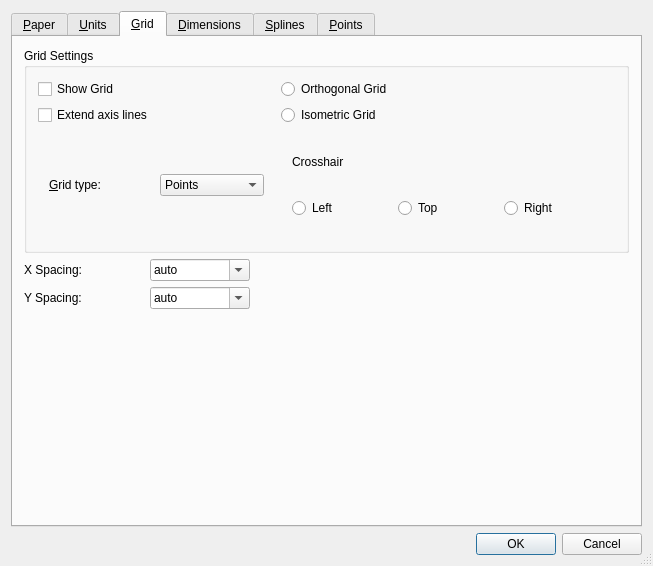
The window that librecad/src/ui/dialogs/settings/options_drawing/qg_dlgoptionsdrawing.ui (LibreCAD/LibreCAD) describes before a commit, drawn with Qt 5.
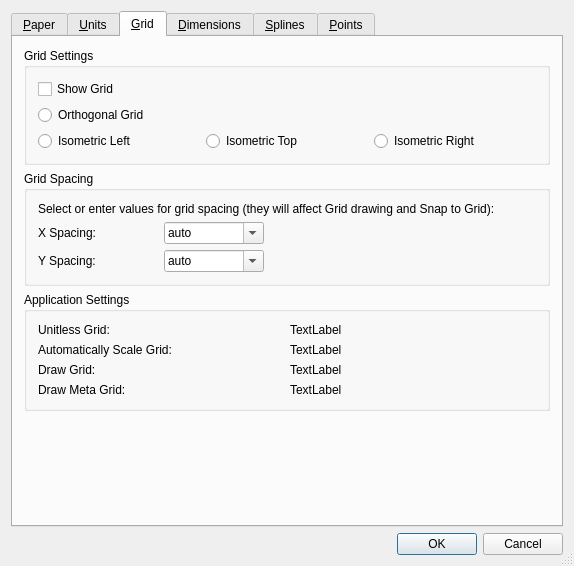
The same window after the commit. Icons and pictures are not drawn. Custom widgets are drawn as their Qt base class.

Commit message: Status bar, grids, options, version check, fixes (#1901)

Diff of the .ui file:
```diff
--- a/librecad/src/ui/dialogs/settings/options_drawing/qg_dlgoptionsdrawing.ui
+++ b/librecad/src/ui/dialogs/settings/options_drawing/qg_dlgoptionsdrawing.ui
@@ -6,8 +6,8 @@
    <rect>
     <x>0</x>
     <y>0</y>
-    <width>653</width>
-    <height>556</height>
+    <width>556</width>
+    <height>551</height>
    </rect>
   </property>
   <property name="windowTitle">
@@ -570,7 +570,7 @@
        <string>&amp;Grid</string>
       </attribute>
       <layout class="QGridLayout" name="gridLayout_9">
-       <item row="0" column="0" colspan="2">
+       <item row="0" column="0" rowspan="2" colspan="2">
         <widget class="QGroupBox" name="bgGrid">
          <property name="minimumSize">
           <size>
@@ -582,85 +582,58 @@
           <string>Grid Settings</string>
          </property>
          <layout class="QGridLayout" name="gridLayout_7">
-          <item row="0" column="0">
-           <widget class="QCheckBox" name="cbGridOn">
-            <property name="text">
-             <string>Show Grid</string>
+          <item row="3" column="2">
+           <widget class="QRadioButton" name="rbIsoRight">
+            <property name="sizePolicy">
+             <sizepolicy hsizetype="Preferred" vsizetype="Preferred">
+              <horstretch>0</horstretch>
+              <verstretch>0</verstretch>
+             </sizepolicy>
             </property>
-           </widget>
-          </item>
-          <item row="1" column="0">
-           <widget class="QCheckBox" name="cbExtendAxisLines">
+            <property name="minimumSize">
+             <size>
+              <width>80</width>
+              <height>0</height>
+             </size>
+            </property>
+            <property name="toolTip">
+             <string>Right crosshair with isometric grid</string>
+            </property>
             <property name="text">
-             <string>Extend axis lines</string>
+             <string>Isometric Right</string>
             </property>
            </widget>
           </item>
-          <item row="2" column="0">
-           <widget class="QWidget" name="widgetGrid" native="true">
+          <item row="3" column="0">
+           <widget class="QRadioButton" name="rbIsoLeft">
             <property name="sizePolicy">
-             <sizepolicy hsizetype="MinimumExpanding" vsizetype="MinimumExpanding">
+             <sizepolicy hsizetype="Minimum" vsizetype="Preferred">
               <horstretch>0</horstretch>
               <verstretch>0</verstretch>
              </sizepolicy>
             </property>
             <property name="minimumSize">
              <size>
-              <width>0</width>
+              <width>80</width>
               <height>0</height>
              </size>
             </property>
-            <property name="maximumSize">
-             <size>
-              <width>16777215</width>
-              <height>16777215</height>
-             </size>
+            <property name="toolTip">
+             <string>Left crosshair with isometric grid</string>
             </property>
-            <layout class="QGridLayout" name="gridLayout_12">
-             <item row="0" column="0">
-              <widget class="QLabel" name="lGridType">
-               <property name="text">
-                <string>&amp;Grid type:</string>
-               </property>
-               <property name="wordWrap">
-                <bool>false</bool>
-               </property>
-               <property name="buddy">
-                <cstring>cbGridType</cstring>
-               </property>
-              </widget>
-             </item>
-             <item row="0" column="1">
-              <widget class="QComboBox" name="cbGridType">
-               <property name="minimumSize">
-                <size>
-                 <width>100</width>
-                 <height>0</height>
-                </size>
-               </property>
-               <property name="editable">
-                <bool>false</bool>
-               </property>
-               <property name="currentIndex">
-                <number>0</number>
-               </property>
-               <item>
-                <property name="text">
-                 <string>Points</string>
-                </property>
-               </item>
-               <item>
-                <property name="text">
-                 <string>Lines</string>
-                </property>
-               </item>
-              </widget>
-             </item>
-            </layout>
+            <property name="text">
+             <string>Isometric Left</string>
+            </property>
            </widget>
           </item>
-          <item row="0" column="1">
+          <item row="2" column="0" colspan="3">
            <widget class="QRadioButton" name="rbOrthogonalGrid">
+            <property name="minimumSize">
+             <size>
+              <width>80</width>
+              <height>0</height>
+             </size>
+            </property>
             <property name="toolTip">
              <string>Use orthogonal grid</string>
             </property>
@@ -672,245 +645,39 @@
             </property>
            </widget>
           </item>
-          <item row="1" column="1">
-           <widget class="QRadioButton" name="rbIsometricGrid">
-            <property name="toolTip">
-             <string>Use isometric grid</string>
-            </property>
+          <item row="1" column="0" colspan="2">
+           <widget class="QCheckBox" name="cbGridOn">
             <property name="text">
-             <string>Isometric Grid</string>
-            </property>
-            <property name="autoExclusive">
-             <bool>false</bool>
+             <string>Show Grid</string>
             </property>
            </widget>
           </item>
-          <item row="2" column="1">
-           <widget class="QWidget" name="widgetCrosshair" native="true">
+          <item row="3" column="1">
+           <widget class="QRadioButton" name="rbIsoTop">
             <property name="sizePolicy">
-             <sizepolicy hsizetype="MinimumExpanding" vsizetype="Minimum">
+             <sizepolicy hsizetype="Minimum" vsizetype="Preferred">
               <horstretch>0</horstretch>
               <verstretch>0</verstretch>
              </sizepolicy>
             </property>
             <property name="minimumSize">
              <size>
-              <width>0</width>
+              <width>80</width>
               <height>0</height>
              </size>
             </property>
-            <property name="maximumSize">
-             <size>
-              <width>350</width>
-              <height>16777215</height>
-             </size>
+            <property name="toolTip">
+             <string>Top crosshair with isometric grid</string>
             </property>
-            <layout class="QGridLayout" name="gridLayout_6">
-             <item row="1" column="0">
-              <widget class="QRadioButton" name="rbCrosshairLeft">
-               <property name="sizePolicy">
-                <sizepolicy hsizetype="Minimum" vsizetype="Preferred">
-                 <horstretch>0</horstretch>
-                 <verstretch>0</verstretch>
-                </sizepolicy>
-               </property>
-               <property name="minimumSize">
-                <size>
-                 <width>100</width>
-                 <height>0</height>
-                </size>
-               </property>
-               <property name="toolTip">
-                <string>Left crosshair with isometric grid</string>
-               </property>
-               <property name="text">
-                <string>Left</string>
-               </property>
-              </widget>
-             </item>
-             <item row="1" column="1">
-              <widget class="QRadioButton" name="rbCrosshairTop">
-               <property name="sizePolicy">
-                <sizepolicy hsizetype="Minimum" vsizetype="Preferred">
-                 <horstretch>0</horstretch>
-                 <verstretch>0</verstretch>
-                </sizepolicy>
-               </property>
-               <property name="minimumSize">
-                <size>
-                 <width>100</width>
-                 <height>0</height>
-                </size>
-               </property>
-               <property name="toolTip">
-                <string>Top crosshair with isometric grid</string>
-               </property>
-               <property name="text">
-                <string>Top</string>
-               </property>
-              </widget>
-             </item>
-             <item row="1" column="2">
-              <widget class="QRadioButton" name="rbCrosshairRight">
-               <property name="sizePolicy">
-                <sizepolicy hsizetype="MinimumExpanding" vsizetype="Preferred">
-                 <horstretch>0</horstretch>
-                 <verstretch>0</verstretch>
-                </sizepolicy>
-               </property>
-               <property name="minimumSize">
-                <size>
-                 <width>100</width>
-                 <height>0</height>
-                </size>
-               </property>
-               <property name="toolTip">
-                <string>Right crosshair with isometric grid</string>
-               </property>
-               <property name="text">
-                <string>Right</string>
-               </property>
-              </widget>
-             </item>
-             <item row="0" column="0" colspan="3">
-              <widget class="QLabel" name="lCrosshair">
-               <property name="sizePolicy">
-                <sizepolicy hsizetype="Minimum" vsizetype="Preferred">
-                 <horstretch>0</horstretch>
-                 <verstretch>0</verstretch>
-                </sizepolicy>
-               </property>
-               <property name="minimumSize">
-                <size>
-                 <width>70</width>
-                 <height>0</height>
-                </size>
-               </property>
-               <property name="text">
-                <string>Crosshair</string>
-               </property>
-              </widget>
-             </item>
-            </layout>
+            <property name="text">
+             <string>Isometric Top</string>
+            </property>
            </widget>
           </item>
          </layout>
         </widget>
        </item>
-       <item row="1" column="0">
-        <layout class="QGridLayout" name="gridLayout_8">
-         <item row="0" column="0">
-          <widget class="QLabel" name="lXSpacing">
-           <property name="minimumSize">
-            <size>
-             <width>120</width>
-             <height>0</height>
-            </size>
-           </property>
-           <property name="text">
-            <string>X Spacing:</string>
-           </property>
-           <property name="wordWrap">
-            <bool>false</bool>
-           </property>
-          </widget>
-         </item>
-         <item row="0" column="1">
-          <widget class="QComboBox" name="cbXSpacing">
-           <property name="minimumSize">
-            <size>
-             <width>100</width>
-             <height>0</height>
-            </size>
-           </property>
-           <property name="editable">
-            <bool>true</bool>
-           </property>
-           <item>
-            <property name="text">
-             <string>auto</string>
-            </property>
-           </item>
-           <item>
-            <property name="text">
-             <string notr="true">0.01</string>
-            </property>
-           </item>
-           <item>
-            <property name="text">
-             <string notr="true">0.1</string>
-            </property>
-           </item>
-           <item>
-            <property name="text">
-             <string notr="true">1</string>
-            </property>
-           </item>
-           <item>
-            <property name="text">
-             <string notr="true">10</string>
-            </property>
-           </item>
-          </widget>
-         </item>
-         <item row="1" column="0">
-          <widget class="QLabel" name="lYSpacing">
-           <property name="text">
-            <string>Y Spacing:</string>
-           </property>
-           <property name="wordWrap">
-            <bool>false</bool>
-           </property>
-          </widget>
-         </item>
-         <item row="1" column="1">
-          <widget class="QComboBox" name="cbYSpacing">
-           <property name="editable">
-            <bool>true</bool>
-           </property>
-           <item>
-            <property name="text">
-             <string>auto</string>
-            </property>
-           </item>
-           <item>
-            <property name="text">
-             <string notr="true">0.01</string>
-            </property>
-           </item>
-           <item>
-            <property name="text">
-             <string notr="true">0.1</string>
-            </property>
-           </item>
-           <item>
-            <property name="text">
-             <string notr="true">1</string>
-            </property>
-           </item>
-           <item>
-            <property name="text">
-             <string notr="true">10</string>
-            </property>
-           </item>
-          </widget>
-         </item>
-        </layout>
-       </item>
-       <item row="1" column="1">
-        <spacer name="horizontalSpacer">
-         <property name="orientation">
-          <enum>Qt::Horizontal</enum>
-         </property>
-         <property name="sizeHint" stdset="0">
-          <size>
-           <width>228</width>
-           <height>20</height>
-          </size>
-         </property>
-        </spacer>
-       </item>
-       <item row="2" column="0">
+       <item row="5" column="0">
         <spacer name="verticalSpacer">
          <property name="orientation">
           <enum>Qt::Vertical</enum>
@@ -918,11 +685,207 @@
          <property name="sizeHint" stdset="0">
           <size>
            <width>20</width>
-           <height>71</height>
+           <height>0</height>
           </size>
          </property>
         </spacer>
        </item>
+       <item row="4" column="0" colspan="2">
+        <widget class="QGroupBox" name="groupBox_2">
+         <property name="title">
+          <string>Application Settings</string>
+         </property>
+         <layout class="QGridLayout" name="gridLayout_8">
+          <item row="2" column="0">
+           <widget class="QLabel" name="label_14">
+            <property name="text">
+             <string>Draw Grid:</string>
+            </property>
+           </widget>
+          </item>
+          <item row="0" column="0">
+           <widget class="QLabel" name="label_13">
+            <property name="text">
+             <string>Unitless Grid:</string>
+            </property>
+           </widget>
+          </item>
+          <item row="1" column="1">
+           <widget class="QLabel" name="lGridStateScaling">
+            <property name="text">
+             <string>TextLabel</string>
+            </property>
+           </widget>
+          </item>
+          <item row="1" column="0">
+           <widget class="QLabel" name="label_12">
+            <property name="text">
+             <string>Automatically Scale Grid:</string>
+            </property>
+           </widget>
+          </item>
+          <item row="3" column="0">
+           <widget class="QLabel" name="label_15">
+            <property name="text">
+             <string>Draw Meta Grid:</string>
+            </property>
+           </widget>
+          </item>
+          <item row="0" column="1">
+           <widget class="QLabel" name="lGridStateUnitless">
+            <property name="text">
+             <string>TextLabel</string>
+            </property>
+           </widget>
+          </item>
+          <item row="2" column="1">
+           <widget class="QLabel" name="lGridStateDrawGrid">
+            <property name="text">
+             <string>TextLabel</string>
+            </property>
+           </widget>
+          </item>
+          <item row="3" column="1">
+           <widget class="QLabel" name="lGridStateDrawMetaGrid">
+            <property name="text">
+             <string>TextLabel</string>
+            </property>
+           </widget>
+          </item>
+         </layout>
+        </widget>
+       </item>
+       <item row="3" column="0" colspan="2">
+        <widget class="QGroupBox" name="groupBox">
+         <property name="title">
+          <string>Grid Spacing</string>
+         </property>
+         <layout class="QGridLayout" name="gridLayout_6">
+          <item row="1" column="0">
+           <widget class="QLabel" name="lXSpacing">
+            <property name="minimumSize">
+             <size>
+              <width>120</width>
+              <height>0</height>
+             </size>
+            </property>
+            <property name="text">
+             <string>X Spacing:</string>
+            </property>
+            <property name="wordWrap">
+             <bool>false</bool>
+            </property>
+           </widget>
+          </item>
+          <item row="2" column="0">
+           <widget class="QLabel" name="lYSpacing">
+            <property name="text">
+             <string>Y Spacing:</string>
+            </property>
+            <property name="wordWrap">
+             <bool>false</bool>
+            </property>
+           </widget>
+          </item>
+          <item row="1" column="1">
+           <widget class="QComboBox" name="cbXSpacing">
+            <property name="minimumSize">
+             <size>
+              <width>100</width>
+              <height>0</height>
+             </size>
+            </property>
+            <property name="toolTip">
+             <string>Select or enter grid spacing value by X axis</string>
+            </property>
+            <property name="editable">
+             <bool>true</bool>
+            </property>
+            <item>
+             <property name="text">
+              <string>auto</string>
+             </property>
+            </item>
+            <item>
+             <property name="text">
+              <string notr="true">0.01</string>
+             </property>
+            </item>
+            <item>
+             <property name="text">
+              <string notr="true">0.1</string>
+             </property>
+            </item>
+            <item>
+             <property name="text">
+              <string notr="true">1</string>
+             </property>
+            </item>
+            <item>
+             <property name="text">
+              <string notr="true">10</string>
+             </property>
+            </item>
+           </widget>
+          </item>
+          <item row="2" column="1">
+           <widget class="QComboBox" name="cbYSpacing">
+            <property name="toolTip">
+             <string>Select or input grid spacing value by Y axis</string>
+            </property>
+            <property name="editable">
+             <bool>true</bool>
+            </property>
+            <item>
+             <property name="text">
+              <string>auto</string>
+             </property>
+            </item>
+            <item>
+             <property name="text">
+              <string notr="true">0.01</string>
+             </property>
+            </item>
+            <item>
+             <property name="text">
+              <string notr="true">0.1</string>
+             </property>
+            </item>
+            <item>
+             <property name="text">
+              <string notr="true">1</string>
+             </property>
+            </item>
+            <item>
+             <property name="text">
+              <string notr="true">10</string>
+             </property>
+            </item>
+           </widget>
+          </item>
+          <item row="1" column="2">
+           <spacer name="horizontalSpacer">
+            <property name="orientation">
+             <enum>Qt::Horizontal</enum>
+            </property>
+            <property name="sizeHint" stdset="0">
+             <size>
+              <width>0</width>
+              <height>20</height>
+             </size>
+            </property>
+           </spacer>
+          </item>
+          <item row="0" column="0" colspan="3">
+           <widget class="QLabel" name="label_16">
+            <property name="text">
+             <string>Select or enter values for grid spacing (they will affect Grid drawing and Snap to Grid):</string>
+            </property>
+           </widget>
+          </item>
+         </layout>
+        </widget>
+       </item>
       </layout>
      </widget>
      <widget class="QWidget" name="tab4">
```
Left out of the diff: 326 changed lines with no effect on the pictures. The commit also changes 196 other files.
